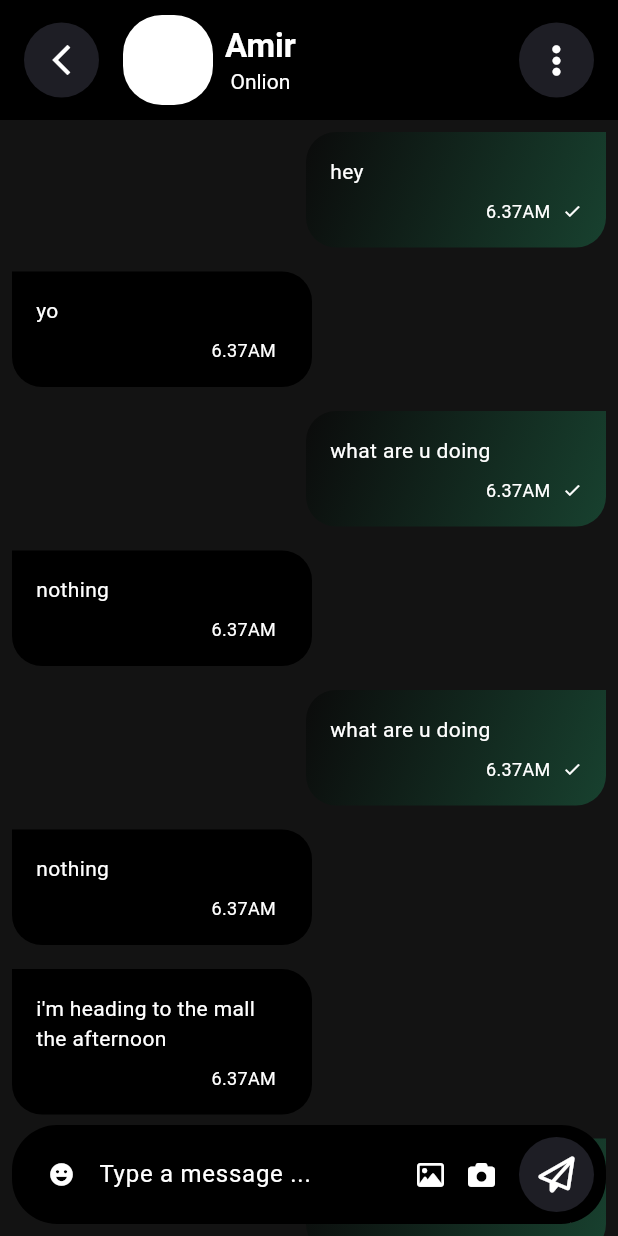
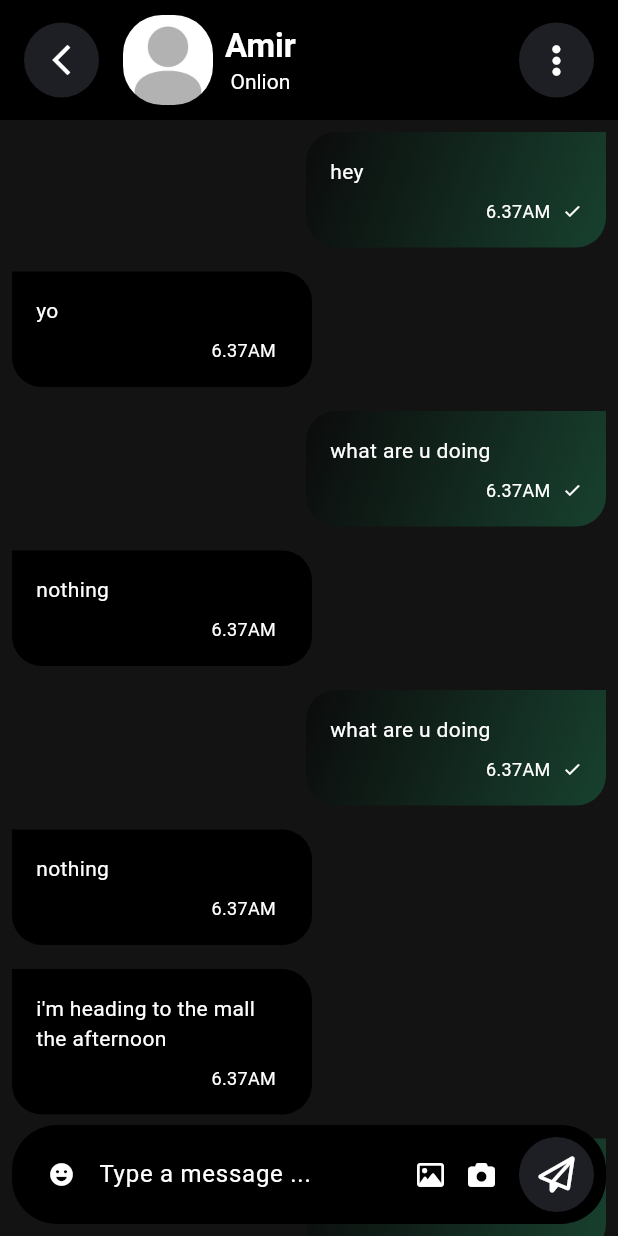
Before and after one commit to rim4j/whats_app_clone, a Flutter app: the ChatsPage screen opened directly, after a tap on "daniel", on a phone screen of 412 x 824 dp. Run offline on Flutter 3.47's test engine with Material 3 defaults, Android fonts, the phone set to English and light mode, and no system bars; our stand-ins replace cached_network_image, flutter_bloc, flutter_spinkit, font_awesome_flutter, google_fonts, image_picker and 2 more; missing offline and left inert: country_pickers, flutter_pin_code_fields, scale_button.

```diff
--- a/lib/common/constants/asset_images.dart
+++ b/lib/common/constants/asset_images.dart
@@ -1,4 +1,4 @@
 class AssetImages {
   static const welcomeImage = "assets/images/bg_image.png";
-  static const profileDefault = "assets/images/profile_default.png";
+  static const profileDefault = "assets/images/profile_default.jpg";
 }
--- a/lib/config/routes/on_generate_route.dart
+++ b/lib/config/routes/on_generate_route.dart
@@ -1,8 +1,8 @@
 import 'package:flutter/material.dart';
-import 'package:whats_app_clone/common/widgets/main_wrapper.dart';
 import 'package:whats_app_clone/config/routes/route_names.dart';
 import 'package:whats_app_clone/config/theme/app_styles.dart';
 import 'package:whats_app_clone/features/chats/presentation/pages/single_chat_page.dart';
+import 'package:whats_app_clone/features/home/presentation/home_page.dart';
 import 'package:whats_app_clone/features/intro/presentation/pages/welcome_page.dart';
 import 'package:whats_app_clone/features/user/presentation/pages/init_profile_page.dart';
 import 'package:whats_app_clone/features/user/presentation/pages/login_page.dart';
@@ -31,7 +31,7 @@ class OnGenerateRoute {
         return routeBuilder(const InitProfilePage());
 
       case RouteNames.homePage:
-        return routeBuilder(const MainWrapper());
+        return routeBuilder(const HomePage());
       default:
         return routeBuilder(const NoPageFound());
     }
--- a/lib/features/chats/presentation/pages/chats_page.dart
+++ b/lib/features/chats/presentation/pages/chats_page.dart
@@ -1,7 +1,10 @@
 import 'package:flutter/material.dart';
 import 'package:font_awesome_flutter/font_awesome_flutter.dart';
+import 'package:scale_button/scale_button.dart';
 import 'package:whats_app_clone/common/constants/dimens.dart';
+import 'package:whats_app_clone/common/widgets/profile_widget.dart';
 import 'package:whats_app_clone/config/routes/route_names.dart';
+import 'package:whats_app_clone/config/theme/app_colors.dart';
 import 'package:whats_app_clone/config/theme/app_styles.dart';
 import 'package:whats_app_clone/features/chats/presentation/widgets/icon_button_app.dart';
 import 'package:whats_app_clone/features/chats/presentation/widgets/item_status.dart';
@@ -48,11 +51,58 @@ class ChatsPage extends StatelessWidget {
             ),
             const SizedBox(height: Dimens.large),
             //status
+            SingleChildScrollView(
+              scrollDirection: Axis.horizontal,
+              child: Row(
+                children: [
+                  //your status
+                  ScaleButton(
+                    onTap: () {
+                      print("your status");
+                    },
+                    child: Stack(
+                      children: [
+                        Padding(
+                          padding: const EdgeInsets.only(
+                              left: Dimens.small, right: Dimens.small),
+                          child: SizedBox(
+                            width: 70,
+                            height: 70,
+                            child: ClipRRect(
+                              borderRadius: BorderRadius.circular(32),
+                              child: profileWidget(),
+                            ),
+                          ),
+                        ),
+                        Positioned(
+                          right: 0,
+                          bottom: 0,
+                          child: Container(
+                            decoration: BoxDecoration(
+                              gradient: const LinearGradient(
+                                colors: GradientColors.floatingButtonGradient,
+                                begin: Alignment.topLeft,
+                                end: Alignment.bottomRight,
+                              ),
+                              borderRadius: BorderRadius.circular(50),
+                            ),
+                            width: 30,
+                            height: 30,
+                            child: const Icon(Icons.add, size: 25),
+                          ),
+                        ),
+                      ],
+                    ),
+                  ),
+
+                  //users status
                   Container(
                     width: size.width,
                     height: 70,
                     color: Colors.black,
                     child: ListView.builder(
+                      shrinkWrap: false,
+                      physics: const NeverScrollableScrollPhysics(),
                       scrollDirection: Axis.horizontal,
                       itemCount: 20,
                       itemBuilder: (context, index) {
@@ -62,6 +112,9 @@ class ChatsPage extends StatelessWidget {
                           },
                         );
                       },
+                    ),
+                  ),
+                ],
               ),
             ),
             const SizedBox(height: Dimens.large),
@@ -117,12 +170,12 @@ class ChatsPage extends StatelessWidget {
                         padding: const EdgeInsets.all(Dimens.medium),
                         child: Row(
                           children: [
-                            Container(
+                            SizedBox(
                               width: 70,
                               height: 70,
-                              decoration: BoxDecoration(
-                                color: Colors.white,
+                              child: ClipRRect(
                                 borderRadius: BorderRadius.circular(32),
+                                child: profileWidget(),
                               ),
                             ),
                             const SizedBox(width: Dimens.medium),
--- a/lib/features/chats/presentation/pages/single_chat_page.dart
+++ b/lib/features/chats/presentation/pages/single_chat_page.dart
@@ -2,6 +2,7 @@ import 'package:flutter/material.dart';
 import 'package:font_awesome_flutter/font_awesome_flutter.dart';
 
 import 'package:whats_app_clone/common/constants/dimens.dart';
+import 'package:whats_app_clone/common/widgets/profile_widget.dart';
 import 'package:whats_app_clone/config/theme/app_colors.dart';
 import 'package:whats_app_clone/config/theme/app_styles.dart';
 import 'package:whats_app_clone/features/chats/presentation/widgets/icon_button_app.dart';
@@ -58,12 +59,12 @@ class SingleChatPage extends StatelessWidget {
                   },
                 ),
                 const SizedBox(width: Dimens.medium),
-                Container(
+                SizedBox(
                   width: 60,
                   height: 60,
-                  decoration: BoxDecoration(
-                    color: Colors.white,
+                  child: ClipRRect(
                     borderRadius: BorderRadius.circular(26),
+                    child: profileWidget(),
                   ),
                 ),
                 const SizedBox(width: Dimens.small),
--- a/lib/features/chats/presentation/widgets/item_status.dart
+++ b/lib/features/chats/presentation/widgets/item_status.dart
@@ -1,6 +1,7 @@
 import 'package:flutter/material.dart';
 import 'package:scale_button/scale_button.dart';
 import 'package:whats_app_clone/common/constants/dimens.dart';
+import 'package:whats_app_clone/common/widgets/profile_widget.dart';
 
 class ItemStatus extends StatelessWidget {
   final VoidCallback onTap;
@@ -15,12 +16,12 @@ class ItemStatus extends StatelessWidget {
       onTap: onTap,
       child: Padding(
         padding: const EdgeInsets.only(left: Dimens.small, right: Dimens.small),
-        child: Container(
+        child: SizedBox(
           width: 70,
           height: 70,
-          decoration: BoxDecoration(
-            color: Colors.white,
+          child: ClipRRect(
             borderRadius: BorderRadius.circular(32),
+            child: profileWidget(),
           ),
         ),
       ),
--- a/pubspec.yaml
+++ b/pubspec.yaml
@@ -46,6 +46,7 @@ dependencies:
   flutter_pin_code_fields: ^2.2.0
   cached_network_image: ^3.3.1
   image_picker: ^1.0.7
+  intl: ^0.19.0
 
 dev_dependencies:
   flutter_test:
```
Also changed, not shown: lib/common/utils/format_date.dart (added, +26 -0 lines), lib/common/widgets/bottom_nav.dart (+5 -2 lines), lib/features/call/presentation/pages/calls_history_page.dart (added, +74 -0 lines), lib/features/home/presentation/contacts_page.dart (added, +42 -0 lines), lib/features/home/presentation/home_page.dart (renamed from lib/common/widgets/main_wrapper.dart, +6 -39 lines), lib/features/user/presentation/pages/init_profile_page.dart (+5 -4 lines), assets/images/profile_default.jpg (added), assets/images/profile_default.png (deleted), pubspec.lock. Lines whose indentation alone changed are shown as unchanged.
